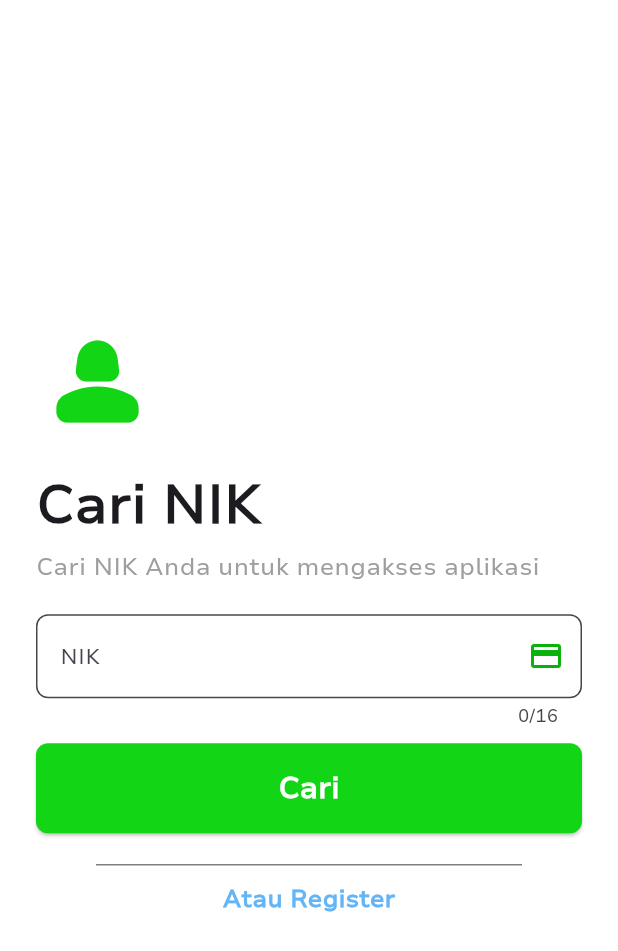
After one commit to dendik-creation/stunting-client, a Flutter app: the KeluargaLoginView screen opened by its route, on a phone screen of 412 x 824 dp. The commit adds this screen. Shown: the top 951 px of the screen. Run offline on Flutter 3.47's test engine with Material 3 defaults, Android fonts, the phone set to English and light mode, and no system bars; our stand-ins replace flutter_dotenv, fluttertoast, shared_preferences; accounts and stored records are empty.

Commit message:
feat : add login screen, set shared preference keluarga login

```diff
--- a/lib/components/custom_navbar.dart
+++ b/lib/components/custom_navbar.dart
@@ -9,7 +9,7 @@ class CustomNavigationBar extends StatelessWidget {
   void _onItemTapped(BuildContext context, int index) {
     switch (index) {
       case 0:
-        Navigator.of(context).pushReplacementNamed('/home');
+        Navigator.of(context).pushReplacementNamed('/home-keluarga');
         break;
       case 2:
         Navigator.of(context).pushReplacementNamed('/anak-sakit');
--- a/lib/controllers/kemandirian_controller.dart
+++ b/lib/controllers/kemandirian_controller.dart
@@ -1,6 +1,5 @@
 import 'dart:async';
 import 'dart:convert';
-import 'dart:developer';
 import 'package:flutter/material.dart';
 import 'package:fluttertoast/fluttertoast.dart';
 import 'package:http/http.dart' as http;
--- a/lib/controllers/onboarding_controller.dart
+++ b/lib/controllers/onboarding_controller.dart
@@ -30,10 +30,11 @@ class OnboardingController {
   void goLoginOrHome(BuildContext context) async {
     dynamic hasKeluargaData = await KeluargaAuth.getData();
     Timer(const Duration(seconds: 2), () {
+      // WALIK
       if (hasKeluargaData != null) {
-        Navigator.of(context).pushReplacementNamed('/home');
+        Navigator.of(context).pushReplacementNamed('/login-keluarga');
       } else {
-        Navigator.of(context).pushReplacementNamed('/register');
+        Navigator.of(context).pushReplacementNamed('/home-keluarga');
       }
     });
   }
--- a/lib/main.dart
+++ b/lib/main.dart
@@ -1,5 +1,7 @@
+import 'package:client/controllers/keluarga_login_controller.dart';
 import 'package:client/controllers/kemandirian_controller.dart';
 import 'package:client/views/home_view.dart';
+import 'package:client/views/keluarga_login_view.dart';
 import 'package:client/views/onboarding_view.dart';
 import 'package:client/views/register_view.dart';
 import 'package:client/views/splash_view.dart';
@@ -17,6 +19,7 @@ Future<void> main() async {
     MultiProvider(
       providers: [
         ChangeNotifierProvider(create: (_) => KemandirianController()),
+        ChangeNotifierProvider(create: (_) => KeluargaLoginController()),
       ],
       child: const MyApp(),
     ),
@@ -36,7 +39,8 @@ class MyApp extends StatelessWidget {
       routes: {
         '/onboarding': (context) => const OnboardingView(),
         '/register': (context) => const RegisterView(),
-        '/home': (context) => const HomeView(),
+        '/login-keluarga': (context) => const KeluargaLoginView(),
+        '/home-keluarga': (context) => const HomeView(),
         '/test-list': (context) => const TestListView(),
         '/test-kemandirian': (context) => const TestKemandirianView(),
       },
--- /dev/null
+++ b/lib/models/keluarga_login_model.dart
@@ -0,0 +1 @@
+class KeluargaLoginModel {}
--- /dev/null
+++ b/lib/views/keluarga_login_view.dart
@@ -0,0 +1,154 @@
+import 'package:client/controllers/keluarga_login_controller.dart';
+import 'package:client/utils/theme.dart';
+import 'package:flutter/material.dart';
+
+class KeluargaLoginView extends StatefulWidget {
+  const KeluargaLoginView({super.key});
+
+  @override
+  State<KeluargaLoginView> createState() => _KeluargaLoginViewState();
+}
+
+class _KeluargaLoginViewState extends State<KeluargaLoginView> {
+  final _formKey = GlobalKey<FormState>();
+  final _controller = KeluargaLoginController();
+
+  void _loginCheck() {
+    if (_formKey.currentState!.validate()) {
+      _formKey.currentState!.save();
+      _controller.login(context);
+    }
+  }
+
+  @override
+  Widget build(BuildContext context) {
+    return Scaffold(
+      backgroundColor: Colors.white,
+      body: Center(
+        child: SingleChildScrollView(
+          padding: const EdgeInsets.symmetric(horizontal: 24.0),
+          child: Column(
+            mainAxisAlignment: MainAxisAlignment.center,
+            crossAxisAlignment: CrossAxisAlignment.start,
+            children: [
+              Icon(Icons.person_2_rounded,
+                  size: 82.0, color: AppColors.green[500]),
+              const SizedBox(height: 15),
+              const Text(
+                'Cari NIK',
+                style: TextStyle(
+                  fontSize: 36,
+                  fontWeight: FontWeight.bold,
+                ),
+              ),
+              const SizedBox(height: 5),
+              const Text(
+                'Cari NIK Anda untuk mengakses aplikasi',
+                style: TextStyle(
+                  fontSize: 16,
+                  color: Colors.grey,
+                ),
+              ),
+              const SizedBox(height: 20),
+              Form(
+                key: _formKey,
+                child: Column(
+                  children: [
+                    _buildTextField(
+                        "NIK", Icons.credit_card, TextInputType.number,
+                        (value) {
+                      _controller.handleChangeNik(value!);
+                    }, maxLength: 16),
+                    const SizedBox(height: 10),
+                    SizedBox(
+                      height: 60,
+                      width: double.infinity,
+                      child: ElevatedButton(
+                        onPressed:
+                            _controller.onSubmitting ? null : _loginCheck,
+                        style: ElevatedButton.styleFrom(
+                          backgroundColor: const Color(0xFF12d516),
+                          padding: const EdgeInsets.symmetric(vertical: 14),
+                          shape: RoundedRectangleBorder(
+                            borderRadius: BorderRadius.circular(8),
+                          ),
+                        ),
+                        child: _controller.onSubmitting
+                            ? const SizedBox(
+                                width: 24,
+                                height: 24,
+                                child: CircularProgressIndicator(
+                                  color: Colors.white,
+                                ),
+                              )
+                            : const Text(
+                                'Cari',
+                                style: TextStyle(
+                                  fontSize: 20,
+                                  fontWeight: FontWeight.bold,
+                                  color: Colors.white,
+                                ),
+                              ),
+                      ),
+                    ),
+                    const SizedBox(height: 20),
+                    Column(
+                      crossAxisAlignment: CrossAxisAlignment.center,
+                      children: [
+                        Divider(
+                          indent: 40,
+                          endIndent: 40,
+                          height: 2,
+                          color: Colors.black.withOpacity(0.5),
+                        ),
+                        const SizedBox(height: 10),
+                        GestureDetector(
+                          onTap: () {
+                            Navigator.of(context)
+                                .pushReplacementNamed('/register');
+                          },
+                          child: Text(
+                            "Atau Register",
+                            style: TextStyle(
+                                fontSize: 16,
+                                color: Colors.blue[300],
+                                fontWeight: FontWeight.bold),
+                          ),
+                        )
+                      ],
+                    )
+                  ],
+                ),
+              )
+            ],
+          ),
+        ),
+      ),
+    );
+  }
+
+  Widget _buildTextField(String label, IconData icon, TextInputType type,
+      FormFieldSetter<String> onSaved,
+      {int maxLength = 100}) {
+    return TextFormField(
+      keyboardType: type,
+      decoration: InputDecoration(
+        labelText: label,
+        labelStyle: const TextStyle(fontSize: 14.0),
+        suffixIcon: Icon(
+          icon,
+          color: const Color(0xFF08b10b),
+        ),
+        fillColor: Colors.white,
+        filled: true,
+        border: OutlineInputBorder(
+          borderRadius: BorderRadius.circular(8),
+          borderSide: const BorderSide(color: Color(0xFF12d516), width: 2.0),
+        ),
+      ),
+      onSaved: onSaved,
+      maxLength: maxLength == 16 ? maxLength : null,
+      validator: (value) => value == "" ? 'Wajib terisi' : null,
+    );
+  }
+}
```
Also changed, not shown: lib/controllers/keluarga_login_controller.dart (added, +51 -0 lines), lib/models/home_model.dart (+44 -0 lines), lib/views/register_view.dart (+26 -0 lines).
